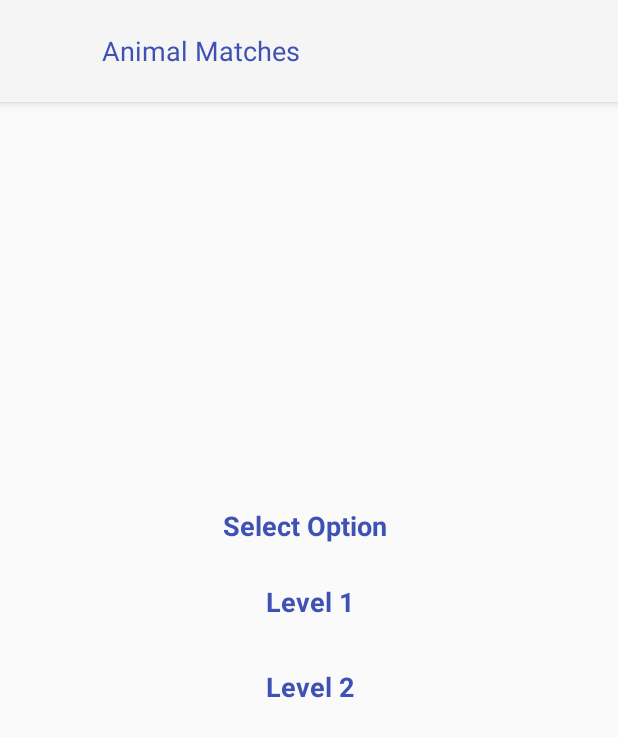
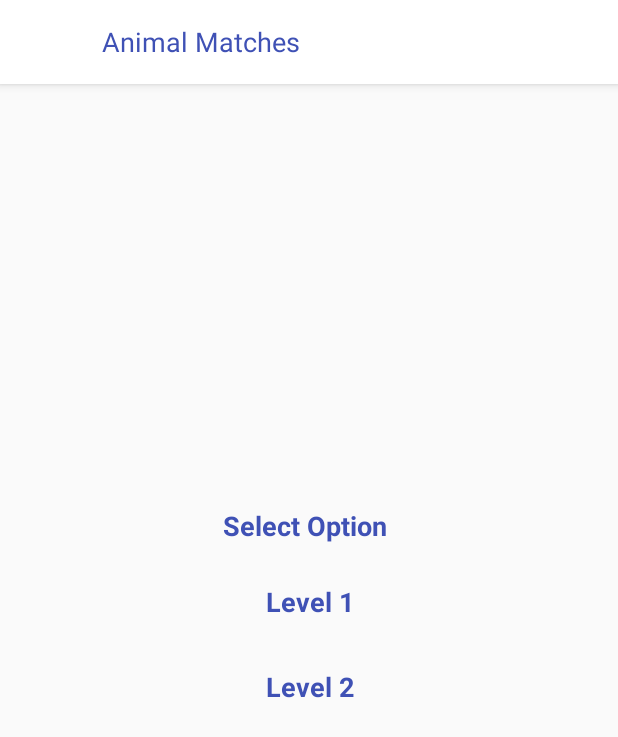
Before and after one commit to sunilparmar04/AnimalMatches, an Android app: the screen it shows after launch (HomeLauncherActivity), on a phone screen of 412 x 824 dp. Shown: the top 737 px of the screen. Run offline under Robolectric (Android 15) with nearby library versions, the phone set to English and light mode, and no system bars.

Commit message:
style aded

```diff
--- a/app/src/main/res/layout/activity_home.xml
+++ b/app/src/main/res/layout/activity_home.xml
@@ -10,7 +10,21 @@
         android:layout_width="match_parent"
         android:layout_height="wrap_content">
 
-        <include layout="@layout/action_view" />
+        <RelativeLayout
+            android:id="@+id/llActionBar"
+            android:layout_width="match_parent"
+            android:layout_height="56dp"
+            android:background="@color/colotWhite"
+            android:orientation="vertical">
+            <android.support.v7.widget.Toolbar
+                android:id="@+id/toolbar"
+                android:layout_width="match_parent"
+                android:layout_height="?attr/actionBarSize"
+                android:background="@color/colotWhite"
+                app:popupTheme="@style/AppTheme.PopupOverlay" />
+            <include layout="@layout/action_view" />
+        </RelativeLayout>
+
     </android.support.design.widget.AppBarLayout>
 
 
```
Also changed, not shown: app/src/main/res/values/styles.xml (+9 -0 lines).
